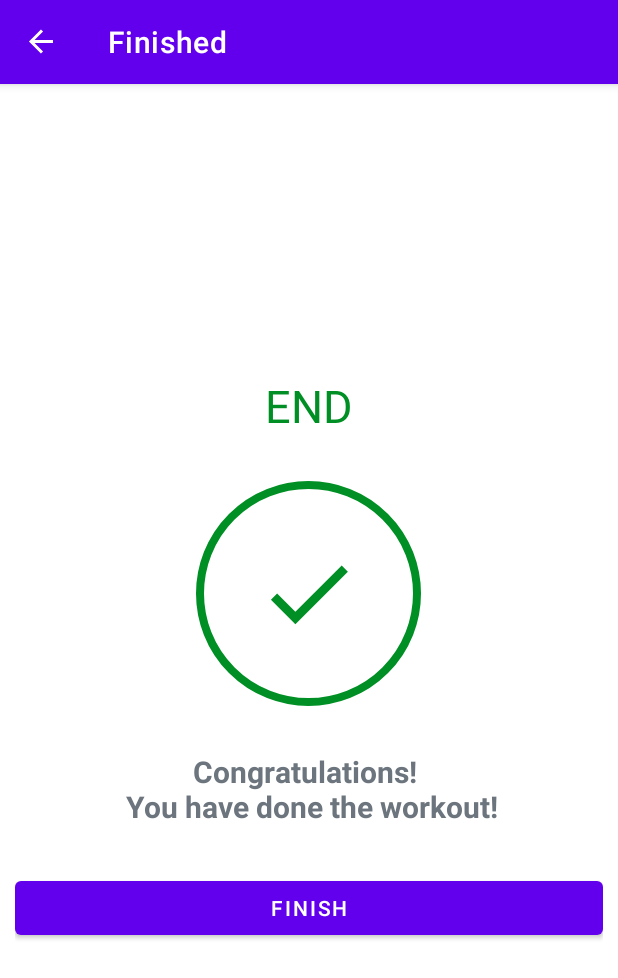
After one commit to ThanakornSe/7MinuteWorkOut, an Android app: the Finished screen opened through its navigation route, on a phone screen of 412 x 824 dp. The commit adds this screen. Shown: the top 978 px of the screen. Run offline under Robolectric (Android 15) with nearby library versions, the phone set to English and light mode, and no system bars; our stand-ins replace data binding, navigation-ui.

Commit message:
Third Commit

```diff
--- a/app/src/main/java/com/example/a7minuteworkout/ui/ExerciseFragment.kt
+++ b/app/src/main/java/com/example/a7minuteworkout/ui/ExerciseFragment.kt
@@ -11,6 +11,7 @@ import androidx.databinding.DataBindingUtil
 import androidx.fragment.app.viewModels
 import androidx.lifecycle.Observer
 import androidx.lifecycle.ViewModelProvider
+import androidx.navigation.fragment.findNavController
 import androidx.recyclerview.widget.LinearLayoutManager
 import com.example.a7minuteworkout.R
 import com.example.a7minuteworkout.adapter.ExerciseRvAdapter
@@ -81,6 +82,14 @@ class ExerciseFragment : Fragment() {
             binding.ivWorkout.setImageResource(it)
         })
 
+        viewModel.navigateToFinished.observe(viewLifecycleOwner, Observer {
+            if (it == true){
+                this.findNavController().navigate(ExerciseFragmentDirections.actionExerciseFragmentToFinished())
+                viewModel.doneNavigateToFinished()
+            }
+
+        })
+
 
         return binding.root
     }
--- a/app/src/main/java/com/example/a7minuteworkout/ui/ExerciseViewModel.kt
+++ b/app/src/main/java/com/example/a7minuteworkout/ui/ExerciseViewModel.kt
@@ -38,10 +38,18 @@ class ExerciseViewModel(private val application: Application) : ViewModel(),
 
     private var _showEx = MutableLiveData<Boolean>()
     val showEx: LiveData<Boolean> get() = _showEx
+
     private var _showRest = MutableLiveData<Boolean>()
     val showRest: LiveData<Boolean> get() = _showRest
+
     private var _showImage = MutableLiveData<Boolean>()
     val showImage: LiveData<Boolean> get() = _showImage
+
+    private var _navigateToFinished = MutableLiveData<Boolean>()
+    val navigateToFinished: LiveData<Boolean> get() = _navigateToFinished
+    fun doneNavigateToFinished() {
+        _navigateToFinished.value = false
+    }
 
     private var restTimer: CountDownTimer? = null
     private var timerDuration: Long = 1000L
@@ -142,7 +150,7 @@ class ExerciseViewModel(private val application: Application) : ViewModel(),
                     _nextExName.value = "UPCOMING EXERCISE:\n${ _exerciseList.value!![currentExercisePosition].name}"
                     setRest()
                 } else {
-                    Toast.makeText(application, "Congratulation", Toast.LENGTH_SHORT).show()
+                    _navigateToFinished.value = true
                 }
             }
         }.start()
--- /dev/null
+++ b/app/src/main/java/com/example/a7minuteworkout/ui/Finished.kt
@@ -0,0 +1,32 @@
+package com.example.a7minuteworkout.ui
+
+import android.os.Bundle
+import androidx.fragment.app.Fragment
+import android.view.LayoutInflater
+import android.view.View
+import android.view.ViewGroup
+import androidx.databinding.DataBindingUtil
+import androidx.navigation.fragment.findNavController
+import com.example.a7minuteworkout.R
+import com.example.a7minuteworkout.databinding.FragmentFinishedBinding
+
+class Finished : Fragment() {
+
+    private lateinit var binding:FragmentFinishedBinding
+
+
+    override fun onCreateView(
+        inflater: LayoutInflater, container: ViewGroup?,
+        savedInstanceState: Bundle?
+    ): View {
+        binding = DataBindingUtil.inflate(inflater,R.layout.fragment_finished,container,false)
+
+
+        binding.btnFinished.setOnClickListener {
+            this.findNavController().navigate(FinishedDirections.actionFinishedToTitleFragment())
+        }
+
+        return binding.root
+    }
+
+}
--- /dev/null
+++ b/app/src/main/res/drawable/ic_check.xml
@@ -0,0 +1,10 @@
+<vector xmlns:android="http://schemas.android.com/apk/res/android"
+    android:width="24dp"
+    android:height="24dp"
+    android:viewportWidth="24"
+    android:viewportHeight="24"
+    android:tint="?attr/colorControlNormal">
+  <path
+      android:fillColor="@android:color/white"
+      android:pathData="M9,16.17L4.83,12l-1.42,1.41L9,19 21,7l-1.41,-1.41z"/>
+</vector>
--- /dev/null
+++ b/app/src/main/res/layout/fragment_finished.xml
@@ -0,0 +1,65 @@
+<?xml version="1.0" encoding="utf-8"?>
+<layout xmlns:android="http://schemas.android.com/apk/res/android"
+    xmlns:app="http://schemas.android.com/apk/res-auto"
+    xmlns:tools="http://schemas.android.com/tools">
+
+    <data>
+
+    </data>
+
+    <RelativeLayout
+        android:layout_width="match_parent"
+        android:layout_height="match_parent"
+        android:gravity="center"
+        android:padding="10dp"
+        tools:context=".ui.Finished">
+
+        <TextView
+            android:id="@+id/txt_end"
+            android:layout_width="wrap_content"
+            android:layout_height="wrap_content"
+            android:layout_centerHorizontal="true"
+            android:text="END"
+            android:textColor="@color/colorAccent"
+            android:textSize="30sp" />
+
+        <FrameLayout
+            android:id="@+id/fl_check"
+            android:layout_width="150dp"
+            android:layout_height="150dp"
+            android:layout_below="@+id/txt_end"
+            android:layout_centerHorizontal="true"
+            android:layout_margin="30dp"
+            android:background="@drawable/item_circular_color_accent_border">
+
+            <ImageView
+                android:layout_width="70dp"
+                android:layout_height="70dp"
+                android:layout_gravity="center"
+                android:src="@drawable/ic_check"
+                app:tint="@color/colorAccent" />
+        </FrameLayout>
+
+        <TextView
+            android:id="@+id/txt_congratulation"
+            android:layout_width="wrap_content"
+            android:layout_height="wrap_content"
+            android:layout_below="@id/fl_check"
+            android:layout_centerHorizontal="true"
+            android:text="Congratulations! \n You have done the workout!"
+            android:textAlignment="center"
+            android:textColor="#6c757d"
+            android:textSize="20sp"
+            android:textStyle="bold" />
+
+        <Button
+            android:id="@+id/btn_finished"
+            android:layout_width="match_parent"
+            android:layout_height="wrap_content"
+            android:layout_below="@id/txt_congratulation"
+            android:layout_marginTop="30dp"
+            android:text="FINISH" />
+
+
+    </RelativeLayout>
+</layout>
--- a/app/src/main/res/navigation/navigation.xml
+++ b/app/src/main/res/navigation/navigation.xml
@@ -18,5 +18,22 @@
         android:id="@+id/exerciseFragment"
         android:name="com.example.a7minuteworkout.ui.ExerciseFragment"
         android:label="Exercise"
-        tools:layout="@layout/fragment_exercise"/>
+        tools:layout="@layout/fragment_exercise">
+        <action
+            android:id="@+id/action_exerciseFragment_to_finished"
+            app:destination="@id/finished"
+            app:popUpTo="@id/exerciseFragment"
+            app:popUpToInclusive="true" />
+    </fragment>
+    <fragment
+        android:id="@+id/finished"
+        android:name="com.example.a7minuteworkout.ui.Finished"
+        android:label="Finished"
+        tools:layout="@layout/fragment_finished">
+        <action
+            android:id="@+id/action_finished_to_titleFragment"
+            app:destination="@id/titleFragment"
+            app:popUpTo="@id/titleFragment"
+            app:popUpToInclusive="true" />
+    </fragment>
 </navigation>
```
